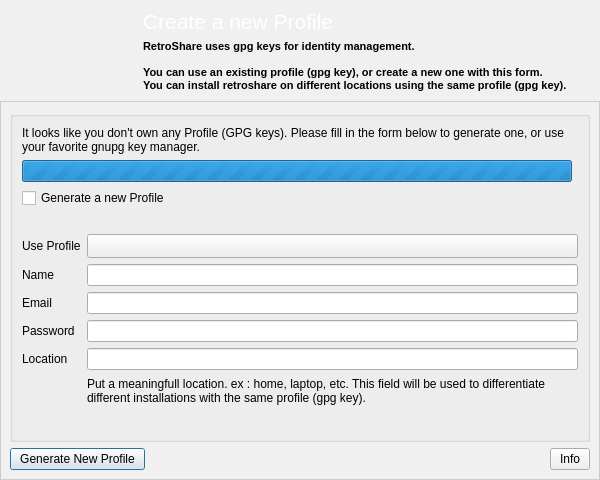
First picture: the form in trunk/retroshare-gui/src/gui/GenCertDialog.ui, repository autoscatto/retroshare, before the edit.
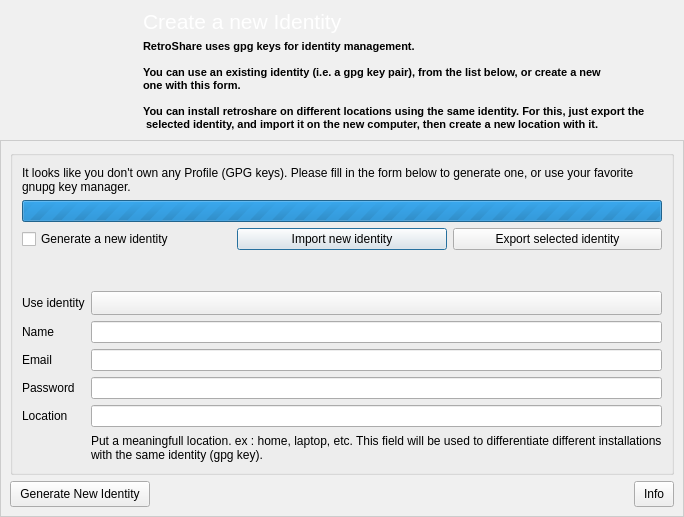
Second picture: the form after the edit. Icons and pictures are not drawn.

What changed in the file:
```diff
--- a/trunk/retroshare-gui/src/gui/GenCertDialog.ui
+++ b/trunk/retroshare-gui/src/gui/GenCertDialog.ui
@@ -6,8 +6,8 @@
    <rect>
     <x>0</x>
     <y>0</y>
-    <width>600</width>
-    <height>480</height>
+    <width>684</width>
+    <height>517</height>
    </rect>
   </property>
   <property name="sizePolicy">
@@ -593,8 +593,8 @@
         <property name="title">
          <string/>
         </property>
-        <layout class="QGridLayout" name="gridLayout_5">
-         <item row="0" column="0" colspan="2">
+        <layout class="QVBoxLayout" name="verticalLayout">
+         <item>
           <widget class="QLabel" name="no_gpg_key_label">
            <property name="text">
             <string>It looks like you don't own any Profile (GPG keys). Please fill in the form below to generate one, or use your favorite gnupg key manager.</string>
@@ -604,7 +604,22 @@
            </property>
           </widget>
          </item>
-         <item row="2" column="0" colspan="2">
+         <item>
+          <widget class="QProgressBar" name="progressBar">
+           <property name="maximum">
+            <number>0</number>
+           </property>
+           <property name="value">
+            <number>-1</number>
+           </property>
+           <property name="textVisible">
+            <bool>false</bool>
+           </property>
+          </widget>
+         </item>
+         <item>
+          <layout class="QHBoxLayout" name="horizontalLayout_2">
+           <item>
           <widget class="QCheckBox" name="new_gpg_key_checkbox">
            <property name="maximumSize">
             <size>
@@ -616,7 +631,7 @@
             <string>Your profile is associated to a GPG key</string>
            </property>
            <property name="text">
-            <string>Generate a new Profile</string>
+              <string>Generate a new identity</string>
            </property>
            <property name="icon">
             <iconset resource="images.qrc">
@@ -633,7 +648,23 @@
            </property>
           </widget>
          </item>
-         <item row="3" column="0">
+           <item>
+            <widget class="QPushButton" name="importIdentity_PB">
+             <property name="text">
+              <string>Import new identity</string>
+             </property>
+            </widget>
+           </item>
+           <item>
+            <widget class="QPushButton" name="exportIdentity_PB">
+             <property name="text">
+              <string>Export selected identity</string>
+             </property>
+            </widget>
+           </item>
+          </layout>
+         </item>
+         <item>
           <widget class="QLabel" name="progress_label">
            <property name="maximumSize">
             <size>
@@ -646,12 +677,12 @@
            </property>
           </widget>
          </item>
-         <item row="4" column="0" colspan="2">
+         <item>
           <layout class="QGridLayout" name="gridLayout_2">
            <item row="0" column="0">
             <widget class="QLabel" name="genPGPuserlabel">
              <property name="text">
-              <string>Use Profile</string>
+              <string>Use identity</string>
              </property>
             </widget>
            </item>
@@ -737,7 +768,7 @@
               <number>1</number>
              </property>
              <property name="text">
-              <string>Put a meaningfull location. ex : home, laptop, etc. This field will be used to differentiate different installations with the same profile (gpg key).</string>
+              <string>Put a meaningfull location. ex : home, laptop, etc. This field will be used to differentiate different installations with the same identity (gpg key).</string>
              </property>
              <property name="scaledContents">
               <bool>false</bool>
@@ -749,32 +780,6 @@
            </item>
           </layout>
          </item>
-         <item row="6" column="0" colspan="2">
-          <spacer name="verticalSpacer">
-           <property name="orientation">
-            <enum>Qt::Vertical</enum>
-           </property>
-           <property name="sizeHint" stdset="0">
-            <size>
-             <width>20</width>
-             <height>40</height>
-            </size>
-           </property>
-          </spacer>
-         </item>
-         <item row="1" column="0">
-          <widget class="QProgressBar" name="progressBar">
-           <property name="maximum">
-            <number>0</number>
-           </property>
-           <property name="value">
-            <number>-1</number>
-           </property>
-           <property name="textVisible">
-            <bool>false</bool>
-           </property>
-          </widget>
-         </item>
         </layout>
        </widget>
       </item>
@@ -789,7 +794,7 @@
            </size>
           </property>
           <property name="text">
-           <string>Generate New Profile</string>
+           <string>Generate New Identity</string>
           </property>
           <property name="icon">
            <iconset resource="images.qrc">
@@ -850,8 +855,8 @@
      <property name="frameShadow">
       <enum>QFrame::Plain</enum>
      </property>
-     <layout class="QGridLayout" name="gridLayout_4">
-      <item row="0" column="0" rowspan="2">
+     <layout class="QHBoxLayout" name="horizontalLayout_3">
+      <item>
        <widget class="QLabel" name="label">
         <property name="maximumSize">
          <size>
@@ -870,30 +875,37 @@
         </property>
        </widget>
       </item>
-      <item row="0" column="1">
+      <item>
+       <layout class="QVBoxLayout" name="verticalLayout_2">
+        <item>
        <widget class="QLabel" name="label_3">
         <property name="text">
          <string>&lt;!DOCTYPE HTML PUBLIC &quot;-//W3C//DTD HTML 4.0//EN&quot; &quot;http://www.w3.org/TR/REC-html40/strict.dtd&quot;&gt;
 &lt;html&gt;&lt;head&gt;&lt;meta name=&quot;qrichtext&quot; content=&quot;1&quot; /&gt;&lt;style type=&quot;text/css&quot;&gt;
 p, li { white-space: pre-wrap; }
-&lt;/style&gt;&lt;/head&gt;&lt;body style=&quot; font-family:'MS Shell Dlg 2'; font-size:8.25pt; font-weight:400; font-style:normal;&quot;&gt;
-&lt;p style=&quot; margin-top:0px; margin-bottom:0px; margin-left:0px; margin-right:0px; -qt-block-indent:0; text-indent:0px;&quot;&gt;&lt;span style=&quot; font-family:'Arial'; font-size:16pt; color:#ffffff;&quot;&gt;Create a new Profile&lt;/span&gt;&lt;/p&gt;&lt;/body&gt;&lt;/html&gt;</string>
+&lt;/style&gt;&lt;/head&gt;&lt;body style=&quot; font-family:'Ubuntu'; font-size:11pt; font-weight:400; font-style:normal;&quot;&gt;
+&lt;p style=&quot; margin-top:0px; margin-bottom:0px; margin-left:0px; margin-right:0px; -qt-block-indent:0; text-indent:0px;&quot;&gt;&lt;span style=&quot; font-family:'Arial'; font-size:16pt; color:#ffffff;&quot;&gt;Create a new Identity&lt;/span&gt;&lt;/p&gt;&lt;/body&gt;&lt;/html&gt;</string>
         </property>
        </widget>
       </item>
-      <item row="1" column="1">
+        <item>
        <widget class="QLabel" name="label_2">
         <property name="text">
          <string>&lt;!DOCTYPE HTML PUBLIC &quot;-//W3C//DTD HTML 4.0//EN&quot; &quot;http://www.w3.org/TR/REC-html40/strict.dtd&quot;&gt;
 &lt;html&gt;&lt;head&gt;&lt;meta name=&quot;qrichtext&quot; content=&quot;1&quot; /&gt;&lt;style type=&quot;text/css&quot;&gt;
 p, li { white-space: pre-wrap; }
-&lt;/style&gt;&lt;/head&gt;&lt;body style=&quot; font-family:'MS Shell Dlg 2'; font-size:8.25pt; font-weight:400; font-style:normal;&quot;&gt;
+&lt;/style&gt;&lt;/head&gt;&lt;body style=&quot; font-family:'Ubuntu'; font-size:11pt; font-weight:400; font-style:normal;&quot;&gt;
 &lt;p style=&quot; margin-top:0px; margin-bottom:0px; margin-left:0px; margin-right:0px; -qt-block-indent:0; text-indent:0px;&quot;&gt;&lt;span style=&quot; font-family:'Arial'; font-size:8pt; font-weight:600;&quot;&gt;RetroShare uses gpg keys for identity management. &lt;/span&gt;&lt;/p&gt;
 &lt;p style=&quot;-qt-paragraph-type:empty; margin-top:0px; margin-bottom:0px; margin-left:0px; margin-right:0px; -qt-block-indent:0; text-indent:0px; font-family:'Arial'; font-size:8pt; font-weight:600;&quot;&gt;&lt;/p&gt;
-&lt;p style=&quot; margin-top:0px; margin-bottom:0px; margin-left:0px; margin-right:0px; -qt-block-indent:0; text-indent:0px;&quot;&gt;&lt;span style=&quot; font-family:'Arial'; font-size:8pt; font-weight:600;&quot;&gt;You can use an existing profile (gpg key), or create a new one with this form.&lt;/span&gt;&lt;/p&gt;
-&lt;p style=&quot; margin-top:0px; margin-bottom:0px; margin-left:0px; margin-right:0px; -qt-block-indent:0; text-indent:0px;&quot;&gt;&lt;span style=&quot; font-family:'Arial'; font-size:8pt; font-weight:600;&quot;&gt;You can install retroshare on different locations using the same profile (gpg key).&lt;/span&gt;&lt;/p&gt;&lt;/body&gt;&lt;/html&gt;</string>
-        </property>
-       </widget>
+&lt;p style=&quot; margin-top:0px; margin-bottom:0px; margin-left:0px; margin-right:0px; -qt-block-indent:0; text-indent:0px;&quot;&gt;&lt;span style=&quot; font-family:'Arial'; font-size:8pt; font-weight:600;&quot;&gt;You can use an existing identity (i.e. a gpg key pair), from the list below, or create a new &lt;/span&gt;&lt;/p&gt;
+&lt;p style=&quot; margin-top:0px; margin-bottom:0px; margin-left:0px; margin-right:0px; -qt-block-indent:0; text-indent:0px;&quot;&gt;&lt;span style=&quot; font-family:'Arial'; font-size:8pt; font-weight:600;&quot;&gt;one with this form.&lt;/span&gt;&lt;/p&gt;
+&lt;p style=&quot;-qt-paragraph-type:empty; margin-top:0px; margin-bottom:0px; margin-left:0px; margin-right:0px; -qt-block-indent:0; text-indent:0px; font-family:'MS Shell Dlg 2'; font-size:8pt;&quot;&gt;&lt;/p&gt;
+&lt;p style=&quot; margin-top:0px; margin-bottom:0px; margin-left:0px; margin-right:0px; -qt-block-indent:0; text-indent:0px;&quot;&gt;&lt;span style=&quot; font-family:'Arial'; font-size:8pt; font-weight:600;&quot;&gt;You can install retroshare on different locations using the same identity. For this, just export the&lt;/span&gt;&lt;/p&gt;
+&lt;p style=&quot; margin-top:0px; margin-bottom:0px; margin-left:0px; margin-right:0px; -qt-block-indent:0; text-indent:0px;&quot;&gt;&lt;span style=&quot; font-family:'Arial'; font-size:8pt; font-weight:600;&quot;&gt; selected identity, and import it on the new computer, then create a new location with it.&lt;/span&gt;&lt;/p&gt;&lt;/body&gt;&lt;/html&gt;</string>
+          </property>
+         </widget>
+        </item>
+       </layout>
       </item>
      </layout>
     </widget>
```
Left out of the diff: 2 changed lines with no effect on the pictures. Lines whose indentation alone changed are shown as unchanged.
